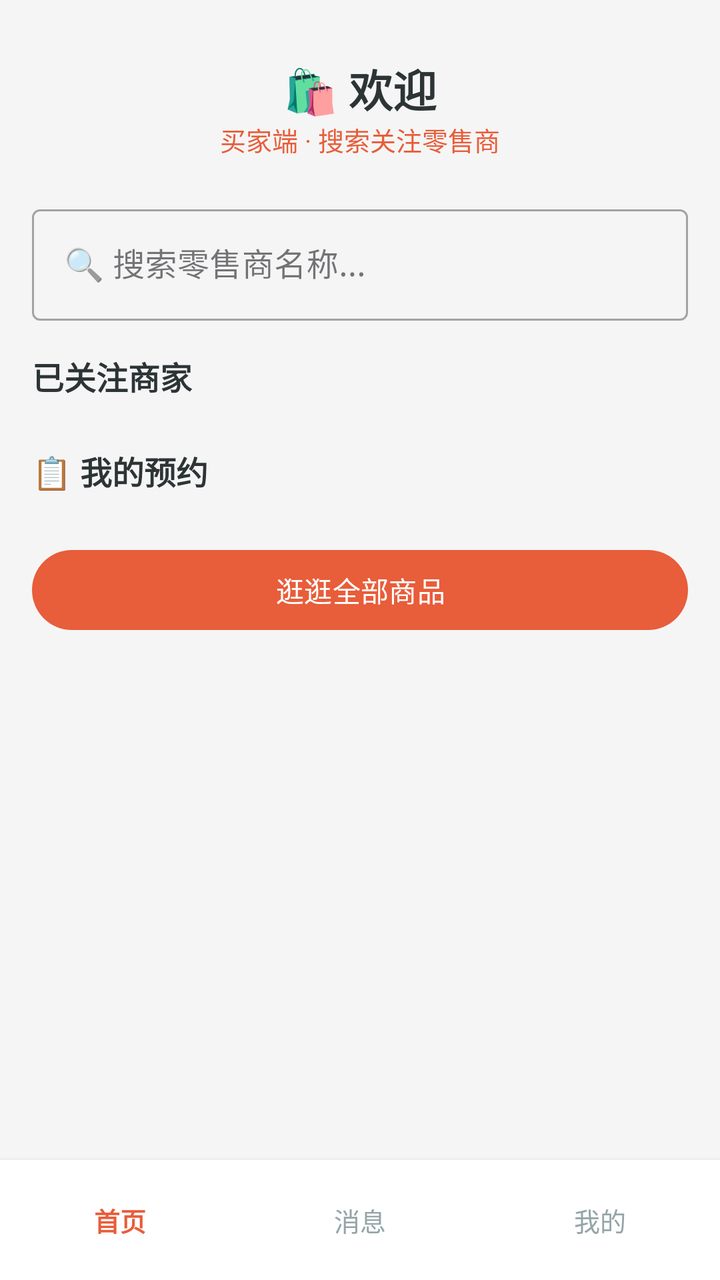
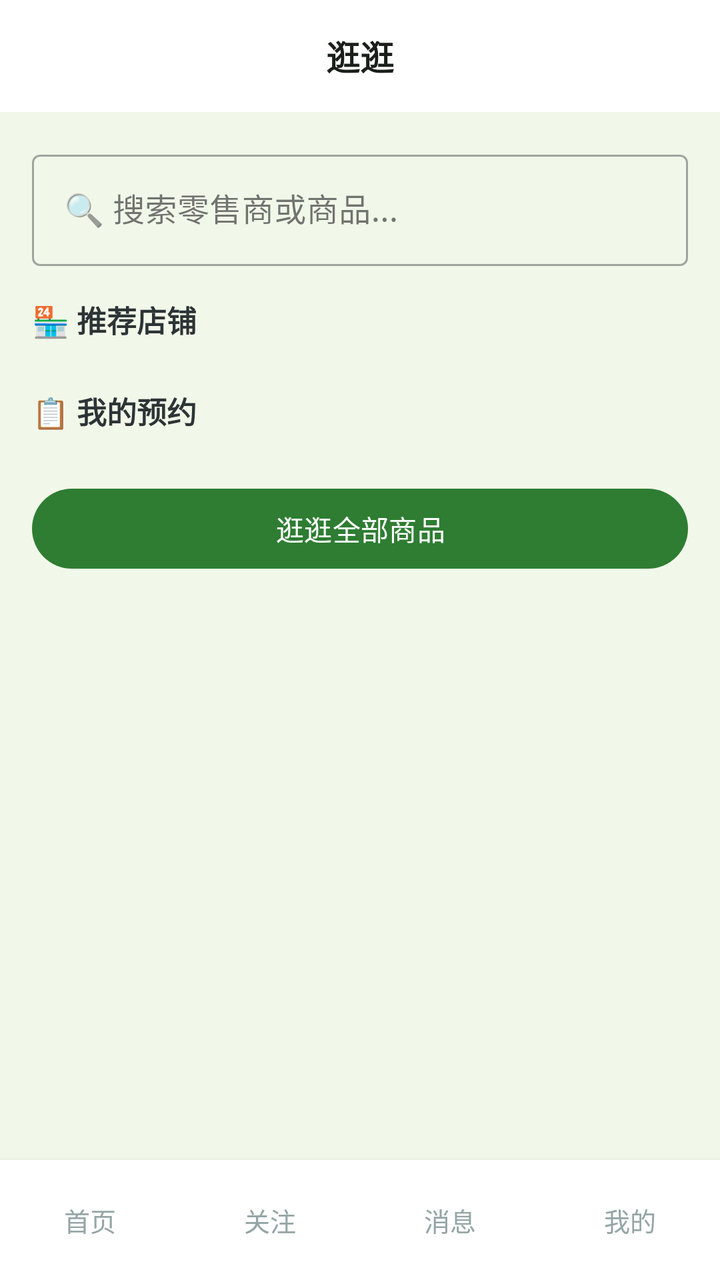

The first picture is an Android layout as it rendered before a commit; the second is the same layout after the commit. The layout source and the unified diff follow.
<!-- AndroidManifest.xml: application theme Theme.ClothingSI -->
<!-- res/layout/activity_buyer_home.xml -->
<?xml version="1.0" encoding="utf-8"?>
<LinearLayout xmlns:android="http://schemas.android.com/apk/res/android"
    xmlns:app="http://schemas.android.com/apk/res-auto"
    android:layout_width="match_parent" android:layout_height="match_parent"
    android:orientation="vertical" android:background="#F5F5F5">
    <ScrollView android:layout_width="match_parent" android:layout_height="0dp"
        android:layout_weight="1">
        <LinearLayout android:layout_width="match_parent" android:layout_height="wrap_content"
            android:orientation="vertical" android:padding="16dp">
            
            <TextView android:layout_width="match_parent" android:layout_height="wrap_content"
                android:text="🛍️ 欢迎" android:textSize="22dp" android:textStyle="bold"
                android:gravity="center" android:textColor="#2D3436"
                android:layout_marginTop="12dp" />
            <TextView android:layout_width="match_parent" android:layout_height="wrap_content"
                android:text="买家端 · 搜索关注零售商" android:textSize="13dp"
                android:gravity="center" android:textColor="#E85D3A"
                android:layout_marginBottom="20dp" />

            
            <com.google.android.material.textfield.TextInputLayout style="@style/Widget.MaterialComponents.TextInputLayout.OutlinedBox"
                android:layout_width="match_parent" android:layout_height="wrap_content"
                android:layout_marginBottom="16dp">
                <com.google.android.material.textfield.TextInputEditText android:id="@+id/et_search"
                    android:layout_width="match_parent" android:layout_height="wrap_content"
                    android:hint="🔍 搜索零售商名称..." />
            </com.google.android.material.textfield.TextInputLayout>

            
            <TextView android:layout_width="wrap_content" android:layout_height="wrap_content"
                android:text="已关注商家" android:textSize="16dp" android:textStyle="bold"
                android:textColor="#2D3436" android:layout_marginBottom="8dp" />
            <LinearLayout android:id="@+id/layout_followed_stores"
                android:layout_width="match_parent" android:layout_height="wrap_content"
                android:orientation="vertical" android:layout_marginBottom="16dp" />

            
            <TextView android:layout_width="wrap_content" android:layout_height="wrap_content"
                android:text="📋 我的预约" android:textSize="16dp" android:textStyle="bold"
                android:textColor="#2D3436" android:layout_marginBottom="8dp" />
            <LinearLayout android:id="@+id/layout_appointments"
                android:layout_width="match_parent" android:layout_height="wrap_content"
                android:orientation="vertical" android:layout_marginBottom="16dp" />

            <com.google.android.material.button.MaterialButton android:id="@+id/btn_buy"
                android:layout_width="match_parent" android:layout_height="48dp"
                android:text="逛逛全部商品" app:cornerRadius="24dp" />
        </LinearLayout>
    </ScrollView>

    
    <LinearLayout android:layout_width="match_parent" android:layout_height="wrap_content"
        android:orientation="horizontal" android:gravity="center"
        android:paddingVertical="10dp" android:background="#FFFFFF"
        android:weightSum="3" android:elevation="4dp">
        <TextView android:layout_width="0dp" android:layout_height="40dp" android:layout_weight="1"
            android:gravity="center" android:text="首页" android:textColor="#E85D3A"
            android:textStyle="bold" android:textSize="13dp" />
        <TextView android:id="@+id/bottom_messages" android:layout_width="0dp" android:layout_height="40dp"
            android:layout_weight="1" android:gravity="center" android:text="消息"
            android:textColor="#95A5A6" android:textSize="13dp"
            android:clickable="true" android:focusable="true" />
        <TextView android:id="@+id/bottom_profile" android:layout_width="0dp" android:layout_height="40dp"
            android:layout_weight="1" android:gravity="center" android:text="我的"
            android:textColor="#95A5A6" android:textSize="13dp"
            android:clickable="true" android:focusable="true" />
    </LinearLayout>
</LinearLayout>
<!-- resources referenced by this layout -->
<resources>
  <style name="Theme.ClothingSI" parent="Theme.Material3.Light.NoActionBar">
          <item name="colorPrimary">@color/primary</item>
          <item name="colorPrimaryDark">@color/primary_dark</item>
          <item name="colorAccent">@color/accent</item>
          <item name="android:statusBarColor">@color/primary_dark</item>
          <item name="android:navigationBarColor">@color/white</item>
      </style>
  <color name="primary">#E85D3A</color>
  <color name="primary_dark">#D35400</color>
  <color name="accent">#F4A460</color>
  <color name="white">#FFFFFF</color>
</resources>

<!-- the commit's change to res/layout/activity_buyer_home.xml (unified diff, before → after) -->
@@ -2,67 +2,69 @@
 <LinearLayout xmlns:android="http://schemas.android.com/apk/res/android"
     xmlns:app="http://schemas.android.com/apk/res-auto"
     android:layout_width="match_parent" android:layout_height="match_parent"
-    android:orientation="vertical" android:background="#F5F5F5">
+    android:orientation="vertical" android:background="@color/bg">
+    <RelativeLayout android:layout_width="match_parent" android:layout_height="56dp"
+        android:background="@drawable/header_bar_bg">
+        <TextView android:id="@+id/btn_back" android:layout_width="36dp" android:layout_height="36dp"
+            android:text="‹" android:textSize="20dp" android:textColor="@color/text_primary"
+            android:gravity="center" android:background="@drawable/circle_bg" android:visibility="gone" />
+        <TextView android:layout_width="wrap_content" android:layout_height="wrap_content"
+            android:text="逛逛" android:textSize="17dp" android:textStyle="bold"
+            android:textColor="@color/text_primary" android:layout_centerInParent="true" />
+    </RelativeLayout>
     <ScrollView android:layout_width="match_parent" android:layout_height="0dp"
         android:layout_weight="1">
         <LinearLayout android:layout_width="match_parent" android:layout_height="wrap_content"
             android:orientation="vertical" android:padding="16dp">
-            
-            <TextView android:layout_width="match_parent" android:layout_height="wrap_content"
-                android:text="🛍️ 欢迎" android:textSize="22dp" android:textStyle="bold"
-                android:gravity="center" android:textColor="#2D3436"
-                android:layout_marginTop="12dp" />
-            <TextView android:layout_width="match_parent" android:layout_height="wrap_content"
-                android:text="买家端 · 搜索关注零售商" android:textSize="13dp"
-                android:gravity="center" android:textColor="#E85D3A"
-                android:layout_marginBottom="20dp" />
-
-            
-            <com.google.android.material.textfield.TextInputLayout style="@style/Widget.MaterialComponents.TextInputLayout.OutlinedBox"
+            <com.google.android.material.textfield.TextInputLayout
+                style="@style/Widget.MaterialComponents.TextInputLayout.OutlinedBox"
                 android:layout_width="match_parent" android:layout_height="wrap_content"
                 android:layout_marginBottom="16dp">
                 <com.google.android.material.textfield.TextInputEditText android:id="@+id/et_search"
                     android:layout_width="match_parent" android:layout_height="wrap_content"
-                    android:hint="🔍 搜索零售商名称..." />
+                    android:hint="🔍 搜索零售商或商品..." android:focusable="false"
+                    android:cursorVisible="false" />
             </com.google.android.material.textfield.TextInputLayout>
-
-            
             <TextView android:layout_width="wrap_content" android:layout_height="wrap_content"
-                android:text="已关注商家" android:textSize="16dp" android:textStyle="bold"
+                android:text="🏪 推荐店铺" android:textSize="15dp" android:textStyle="bold"
                 android:textColor="#2D3436" android:layout_marginBottom="8dp" />
             <LinearLayout android:id="@+id/layout_followed_stores"
                 android:layout_width="match_parent" android:layout_height="wrap_content"
                 android:orientation="vertical" android:layout_marginBottom="16dp" />
-
-            
             <TextView android:layout_width="wrap_content" android:layout_height="wrap_content"
-                android:text="📋 我的预约" android:textSize="16dp" android:textStyle="bold"
+                android:text="📋 我的预约" android:textSize="15dp" android:textStyle="bold"
                 android:textColor="#2D3436" android:layout_marginBottom="8dp" />
             <LinearLayout android:id="@+id/layout_appointments"
                 android:layout_width="match_parent" android:layout_height="wrap_content"
                 android:orientation="vertical" android:layout_marginBottom="16dp" />
-
             <com.google.android.material.button.MaterialButton android:id="@+id/btn_buy"
                 android:layout_width="match_parent" android:layout_height="48dp"
                 android:text="逛逛全部商品" app:cornerRadius="24dp" />
         </LinearLayout>
     </ScrollView>
-
-    
-    <LinearLayout android:layout_width="match_parent" android:layout_height="wrap_content"
-        android:orientation="horizontal" android:gravity="center"
-        android:paddingVertical="10dp" android:background="#FFFFFF"
-        android:weightSum="3" android:elevation="4dp">
-        <TextView android:layout_width="0dp" android:layout_height="40dp" android:layout_weight="1"
-            android:gravity="center" android:text="首页" android:textColor="#E85D3A"
-            android:textStyle="bold" android:textSize="13dp" />
-        <TextView android:id="@+id/bottom_messages" android:layout_width="0dp" android:layout_height="40dp"
-            android:layout_weight="1" android:gravity="center" android:text="消息"
-            android:textColor="#95A5A6" android:textSize="13dp"
-            android:clickable="true" android:focusable="true" />
-        <TextView android:id="@+id/bottom_profile" android:layout_width="0dp" android:layout_height="40dp"
-            android:layout_weight="1" android:gravity="center" android:text="我的"
-            android:textColor="#95A5A6" android:textSize="13dp"
-            android:clickable="true" android:focusable="true" />
-    </LinearLayout>
+    <include layout="@layout/include_buyer_bottom" />
 </LinearLayout>
+<!-- res/layout/include_buyer_bottom.xml (included above) -->
+<?xml version="1.0" encoding="utf-8"?>
+<LinearLayout xmlns:android="http://schemas.android.com/apk/res/android"
+    android:layout_width="match_parent" android:layout_height="wrap_content"
+    android:orientation="horizontal" android:gravity="center"
+    android:paddingVertical="10dp" android:background="#FFFFFF"
+    android:weightSum="4" android:elevation="4dp">
+    <TextView android:id="@+id/bottom_home" android:layout_width="0dp" android:layout_height="40dp"
+        android:layout_weight="1" android:gravity="center" android:text="首页"
+        android:textSize="13dp" android:textColor="#95A5A6"
+        android:clickable="true" android:focusable="true" />
+    <TextView android:id="@+id/bottom_follow" android:layout_width="0dp" android:layout_height="40dp"
+        android:layout_weight="1" android:gravity="center" android:text="关注"
+        android:textSize="13dp" android:textColor="#95A5A6"
+        android:clickable="true" android:focusable="true" />
+    <TextView android:id="@+id/bottom_messages" android:layout_width="0dp" android:layout_height="40dp"
+        android:layout_weight="1" android:gravity="center" android:text="消息"
+        android:textSize="13dp" android:textColor="#95A5A6"
+        android:clickable="true" android:focusable="true" />
+    <TextView android:id="@+id/bottom_profile" android:layout_width="0dp" android:layout_height="40dp"
+        android:layout_weight="1" android:gravity="center" android:text="我的"
+        android:textSize="13dp" android:textColor="#95A5A6"
+        android:clickable="true" android:focusable="true" />
+</LinearLayout>
<!-- resource entries referenced after the edit -->
@@ -1,15 +1,35 @@
 <!-- resources referenced by this layout -->
 <resources>
+  <color name="bg">#F1F8E9</color>
+  <color name="text_primary">#1B1F1B</color>
+  <!-- drawable circle_bg (drawable) -->
+  <?xml version="1.0" encoding="utf-8"?>
+  <shape xmlns:android="http://schemas.android.com/apk/res/android" android:shape="oval">
+      <solid android:color="#26FFFFFF" />
+  </shape>
+  <!-- drawable header_bar_bg (drawable) -->
+  <?xml version="1.0" encoding="utf-8"?>
+  <shape xmlns:android="http://schemas.android.com/apk/res/android" android:shape="rectangle">
+      <solid android:color="#FFFFFF" />
+  </shape>
   <style name="Theme.ClothingSI" parent="Theme.Material3.Light.NoActionBar">
           <item name="colorPrimary">@color/primary</item>
           <item name="colorPrimaryDark">@color/primary_dark</item>
           <item name="colorAccent">@color/accent</item>
-          <item name="android:statusBarColor">@color/primary_dark</item>
+          <item name="android:statusBarColor">@android:color/transparent</item>
           <item name="android:navigationBarColor">@color/white</item>
+          
+          <item name="android:windowLightStatusBar">true</item>
+          
+          <item name="android:fontFamily">sans-serif</item>
+          <item name="android:textViewStyle">@style/TextView.Base</item>
       </style>
-  <color name="primary">#E85D3A</color>
-  <color name="primary_dark">#D35400</color>
-  <color name="accent">#F4A460</color>
+  <color name="primary">#2E7D32</color>
+  <color name="primary_dark">#1B5E20</color>
+  <color name="accent">#66BB6A</color>
   <color name="white">#FFFFFF</color>
+  <style name="TextView.Base" parent="android:Widget.TextView">
+          <item name="android:fontFamily">sans-serif</item>
+      </style>
 </resources>
 
